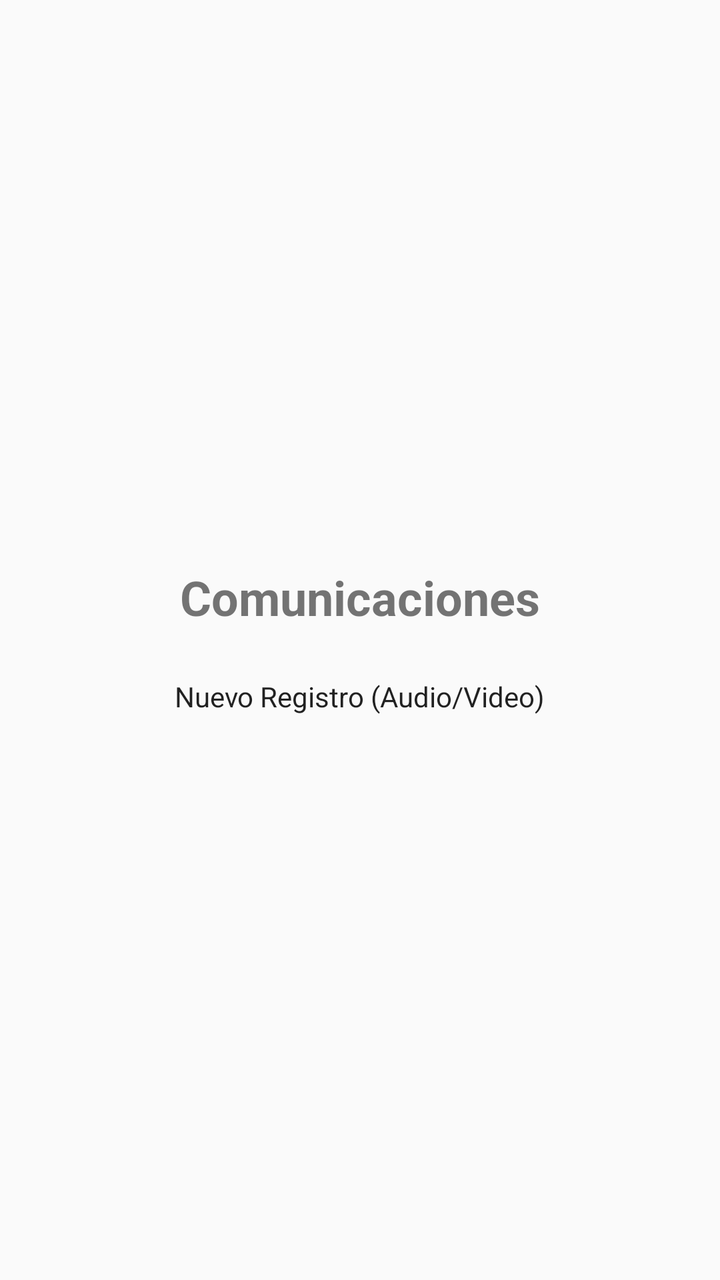
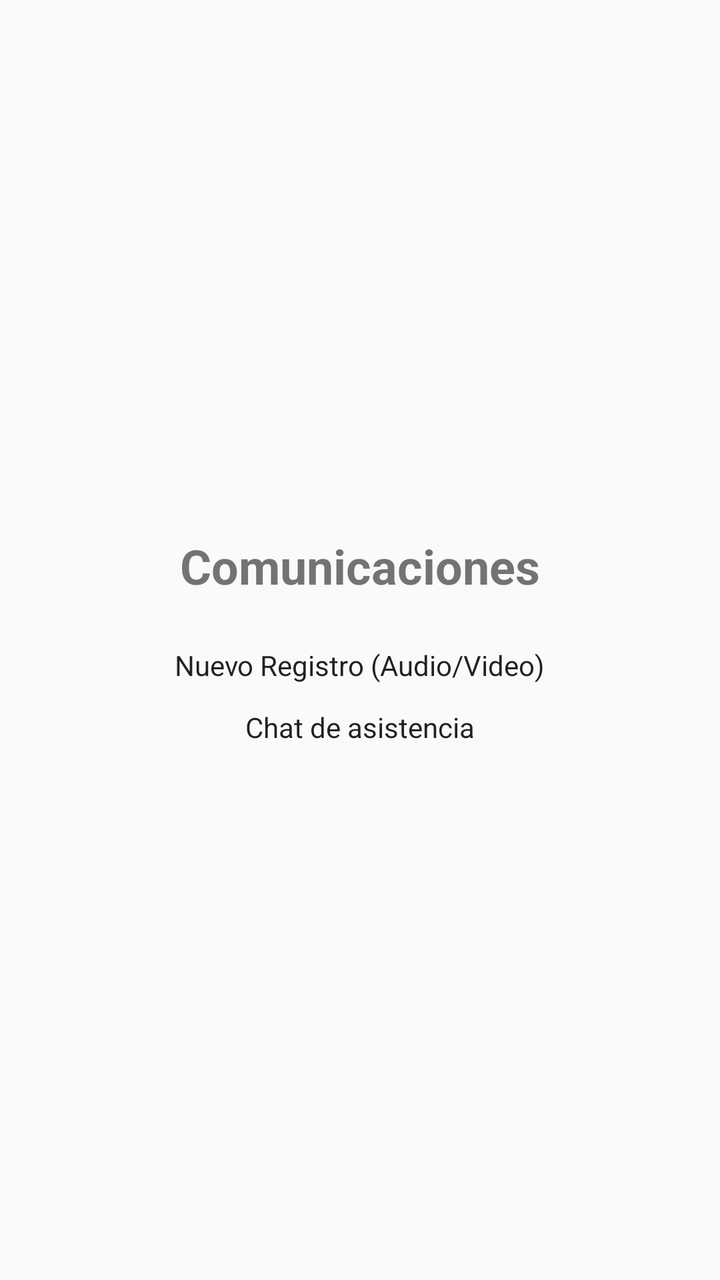

Screens rendered from an Android XML layout before and after an edit, with the pre-edit source and the edit as a unified diff.
<!-- AndroidManifest.xml: application theme Theme.AlertaTemprana -->
<!-- res/layout/layout_communications.xml -->
<?xml version="1.0" encoding="utf-8"?>
<LinearLayout xmlns:android="http://schemas.android.com/apk/res/android"
    android:layout_width="match_parent"
    android:layout_height="match_parent"
    android:orientation="vertical"
    android:gravity="center"
    android:padding="16dp">

    <TextView
        android:layout_width="wrap_content"
        android:layout_height="wrap_content"
        android:text="Comunicaciones"
        android:textSize="24sp"
        android:textStyle="bold" />

    <Button
        android:id="@+id/btnGrabar"
        android:layout_width="wrap_content"
        android:layout_height="wrap_content"
        android:layout_marginTop="24dp"
        android:text="Nuevo Registro (Audio/Video)" />

</LinearLayout>
<!-- resources referenced by this layout -->
<resources>
  <style name="Theme.AlertaTemprana" parent="android:Theme.Material.Light.NoActionBar" />
</resources>

<!-- the commit's change to res/layout/layout_communications.xml (unified diff, before → after) -->
@@ -20,4 +20,11 @@
         android:layout_marginTop="24dp"
         android:text="Nuevo Registro (Audio/Video)" />
 
+    <Button
+        android:id="@+id/btnChat"
+        android:layout_width="wrap_content"
+        android:layout_height="wrap_content"
+        android:layout_marginTop="12dp"
+        android:text="Chat de asistencia" />
+
 </LinearLayout>
